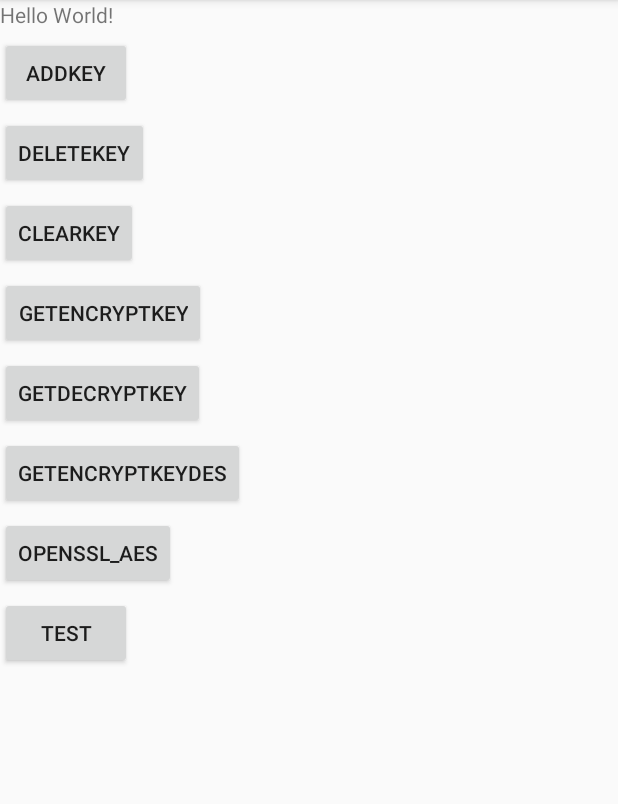
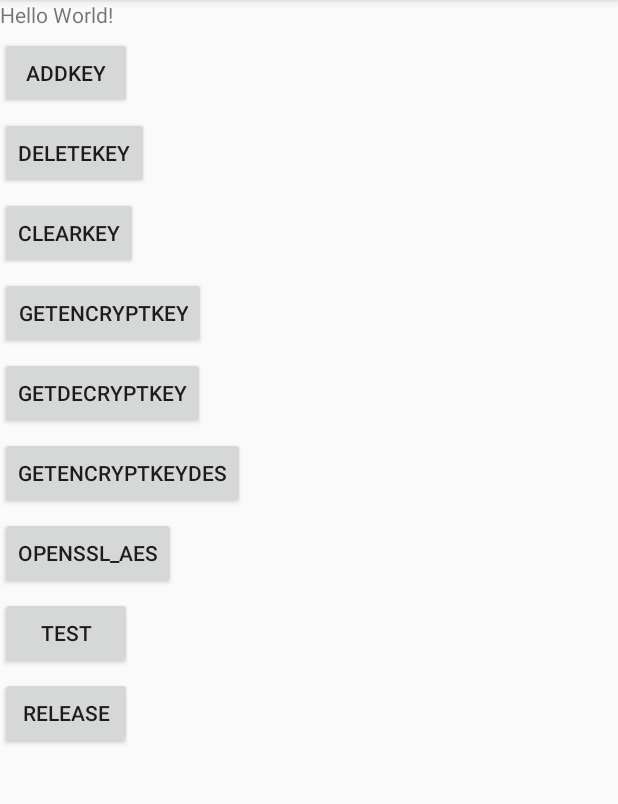
Before and after one commit to hyy12345678/SKeyboard, an Android app: the MainActivity screen opened directly, with no data from a screen before it, on a phone screen of 412 x 824 dp, the part 84-888 px from its top. Run offline under Robolectric (Android 15) with nearby library versions, the phone set to English and light mode, and no system bars; 1 statement that could not run was skipped.

Commit message:
update ver 1.0.7,add release func

```diff
--- a/app/src/main/java/net/hyy/fun/skeyboard/MainActivity.java
+++ b/app/src/main/java/net/hyy/fun/skeyboard/MainActivity.java
@@ -30,6 +30,7 @@ public class MainActivity extends AppCompatActivity {
     Button btn_getEncryptKeyDES;
     Button btn_openssl_aes;
     Button btn_test;
+    Button btn_release;
 
 
 
@@ -53,6 +54,8 @@ public class MainActivity extends AppCompatActivity {
         btn_getEncryptKeyDES = findViewById(R.id.btn_getEncryptKeyDES);
         btn_openssl_aes = findViewById(R.id.btn_openssl_aes);
         btn_test = findViewById(R.id.btn_test);
+        btn_release = findViewById(R.id.btn_release);
+
 
         sample_text.setText(NativeHelper.stringFromJNI());
 
@@ -130,6 +133,14 @@ public class MainActivity extends AppCompatActivity {
             }
         });
 
+
+        btn_release.setOnClickListener(new View.OnClickListener() {
+            @Override
+            public void onClick(View v) {
+                NativeHelper.releaseKey(DUMMY_ID);
+            }
+        });
+
     }
 
 //    /**
--- a/app/src/main/res/layout/activity_main.xml
+++ b/app/src/main/res/layout/activity_main.xml
@@ -6,6 +6,15 @@
     android:layout_height="match_parent"
     android:orientation="vertical"
     tools:context=".MainActivity">
+
+    <ScrollView
+        android:layout_width="match_parent"
+        android:layout_height="match_parent">
+
+        <LinearLayout
+            android:layout_width="match_parent"
+            android:layout_height="match_parent"
+            android:orientation="vertical">
 
             <TextView
                 android:id="@+id/sample_text"
@@ -72,5 +81,18 @@
                 android:layout_marginTop="5dp"
                 android:text="test"/>
 
+            <Button
+                android:id="@+id/btn_release"
+                android:layout_width="wrap_content"
+                android:layout_height="wrap_content"
+                android:layout_marginTop="5dp"
+                android:text="release"/>
 
         </LinearLayout>
+
+    </ScrollView>
+
+
+
+
+</LinearLayout>
--- a/skeyboardlib/build.gradle
+++ b/skeyboardlib/build.gradle
@@ -8,8 +8,8 @@ android {
     defaultConfig {
         minSdkVersion 21
         targetSdkVersion 28
-        versionCode 6
-        versionName "1.0.6"
+        versionCode 7
+        versionName "1.0.7"
 
         testInstrumentationRunner "androidx.test.runner.AndroidJUnitRunner"
         externalNativeBuild {
--- a/skeyboardlib/src/main/java/net/hyy/fun/skeyboardlib/NativeHelper.java
+++ b/skeyboardlib/src/main/java/net/hyy/fun/skeyboardlib/NativeHelper.java
@@ -30,6 +30,8 @@ public class NativeHelper {
 
     public static native byte[] test(byte[] src);
 
+    public static final native void releaseKey(String id);
+
 
     // Used to load the 'native-lib' library on application startup.
     static {
```
Also changed, not shown: skeyboardlib/src/main/java/net/hyy/fun/skeyboardlib/SafeKeyboard.java (+10 -0 lines), 1 other file. Lines whose indentation alone changed are shown as unchanged.
